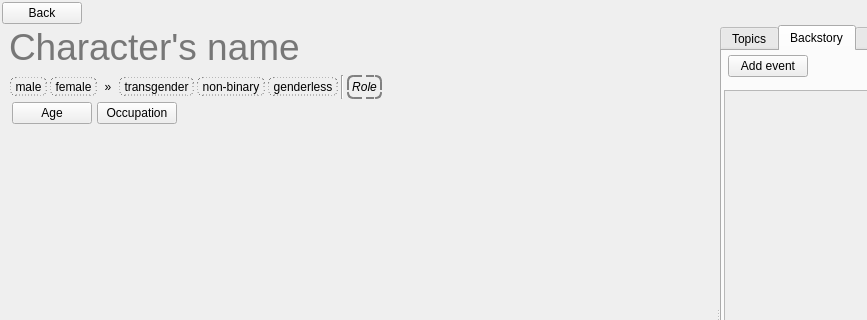
Old version of the form ui/character_editor.ui in the repository zkovari/plotlyst; both pictures show x 0 to 867 and y 0 to 320 of the 1067 by 610 pixel window.
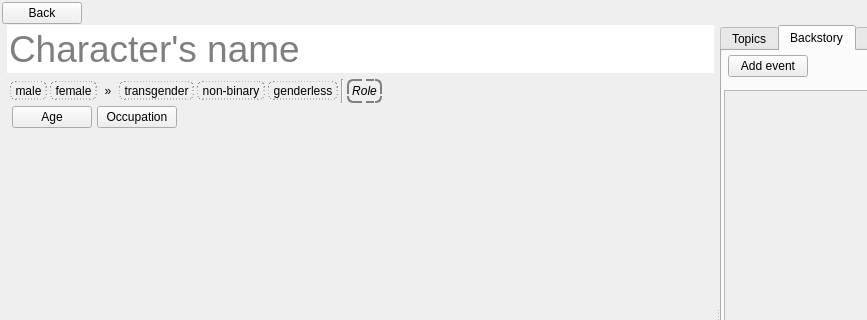
New version of the form. Custom widgets are drawn as their Qt base class.

Commit message: More transparent styles

Patch:
```diff
--- a/ui/character_editor.ui
+++ b/ui/character_editor.ui
@@ -172,10 +172,6 @@
               <property name="focusPolicy">
                <enum>Qt::StrongFocus</enum>
               </property>
-              <property name="styleSheet">
-               <string notr="true">border: 0px;
-background-color: rgba(0,0,0,0);</string>
-              </property>
               <property name="frame">
                <bool>false</bool>
               </property>
```
Left out of the diff: 3 changed lines with no effect on the pictures. The commit also changes 8 other files.
